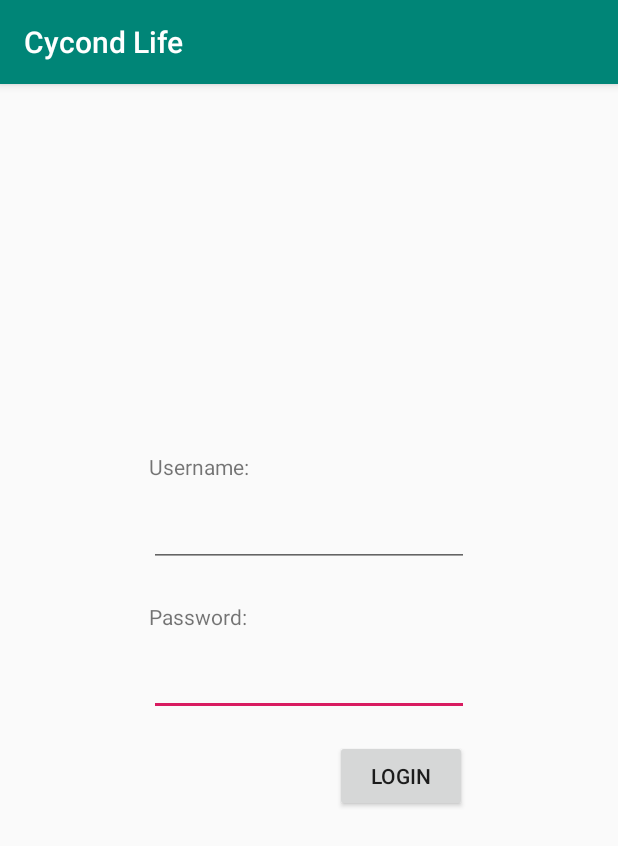
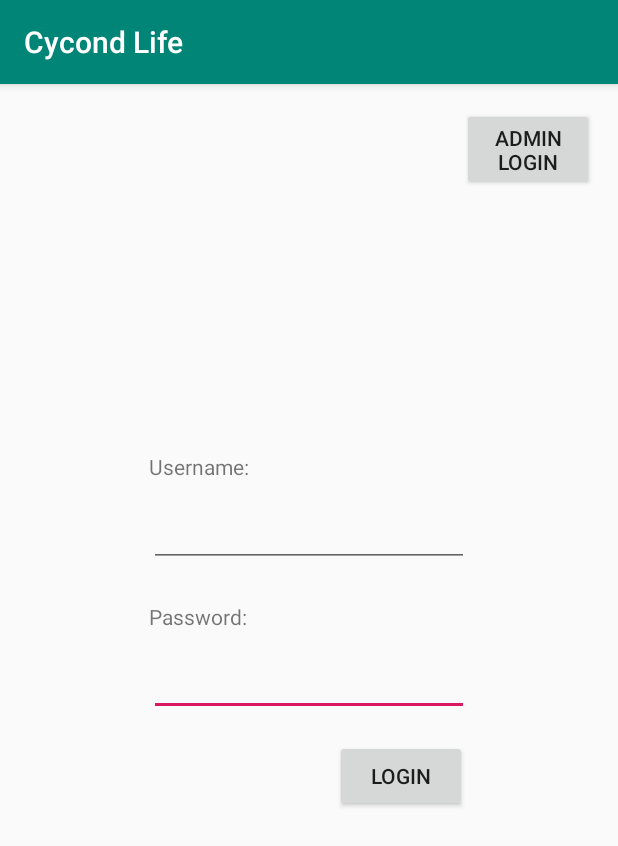
Before and after one commit to Darkonis/Cycond_Life, an Android app: the screen it shows after launch (Login), on a phone screen of 412 x 824 dp. Shown: the top 846 px of the screen. Run offline under Robolectric (Android 15) with nearby library versions, the phone set to English and light mode, and no system bars; our stand-ins replace Volley.

Commit message:
Added a crude admin login button

```diff
--- a/Frontend/app/src/main/java/com/example/cycondlife/Login.java
+++ b/Frontend/app/src/main/java/com/example/cycondlife/Login.java
@@ -37,6 +37,7 @@ public class Login extends AppCompatActivity {
     private TextView name;
     private TextView pass;
     private TextView fail;
+    private Button adLogin;
 
     private String JSONURL = "http://cs309-sd-6.misc.iastate.edu:8080/api/accounts";
     private Context thisContext;
@@ -51,6 +52,7 @@ public class Login extends AppCompatActivity {
         name = findViewById(R.id.username);
         pass = findViewById(R.id.password);
         fail = findViewById(R.id.loginFail);
+        adLogin = findViewById(R.id.adminLogin);
 
         thisContext = getApplicationContext();
 
@@ -90,7 +92,7 @@ public class Login extends AppCompatActivity {
                                     for (int i = 0; i < response.length(); i++) {
                                         // Get current json object
                                         JSONObject info = response.getJSONObject(i);
-                                        String nameToCheck = info.get("username").toString();       //may not need toString, needs testing
+                                        String nameToCheck = info.get("username").toString();
                                         String passToCheck = info.get("password").toString();
 
                                         if(nameToCheck.equals(userName) && passToCheck.equals(userPass))    {
@@ -101,7 +103,7 @@ public class Login extends AppCompatActivity {
                                     e.printStackTrace();
                                 }
 
-                                fail.setVisibility(View.VISIBLE);
+                                fail.setVisibility(View.VISIBLE);   //Should only display on codition of fail, will be changed
                             }
                         },
                         new Response.ErrorListener() {
@@ -118,5 +120,15 @@ public class Login extends AppCompatActivity {
                 requestQueue.add(jsonArrayRequest);
             }
         });
+
+        adLogin.setOnClickListener(new View.OnClickListener() {
+            @Override
+            public void onClick(View v) {
+                //Will save a temp account that can be accessed by the rest of the app in later iterations
+
+                final Intent openMenu = new Intent(Login.this, menu.class);
+                startActivity(openMenu);
+            }
+        });
     }
 }
--- a/Frontend/app/src/main/res/layout/activity_login.xml
+++ b/Frontend/app/src/main/res/layout/activity_login.xml
@@ -70,4 +70,15 @@
         app:layout_constraintEnd_toEndOf="parent"
         app:layout_constraintStart_toStartOf="parent"
         app:layout_constraintTop_toBottomOf="@+id/loginBut" />
+
+    <Button
+        android:id="@+id/adminLogin"
+        android:layout_width="wrap_content"
+        android:layout_height="wrap_content"
+        android:layout_marginTop="16dp"
+        android:layout_marginEnd="16dp"
+        android:layout_marginRight="16dp"
+        android:text="Admin\nlogin"
+        app:layout_constraintEnd_toEndOf="parent"
+        app:layout_constraintTop_toTopOf="parent" />
 </android.support.constraint.ConstraintLayout>
```
